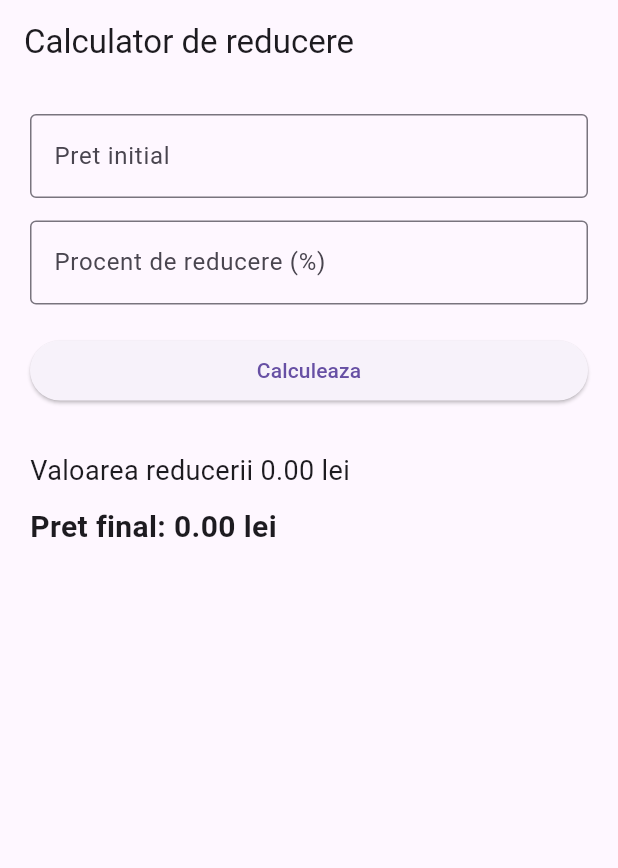
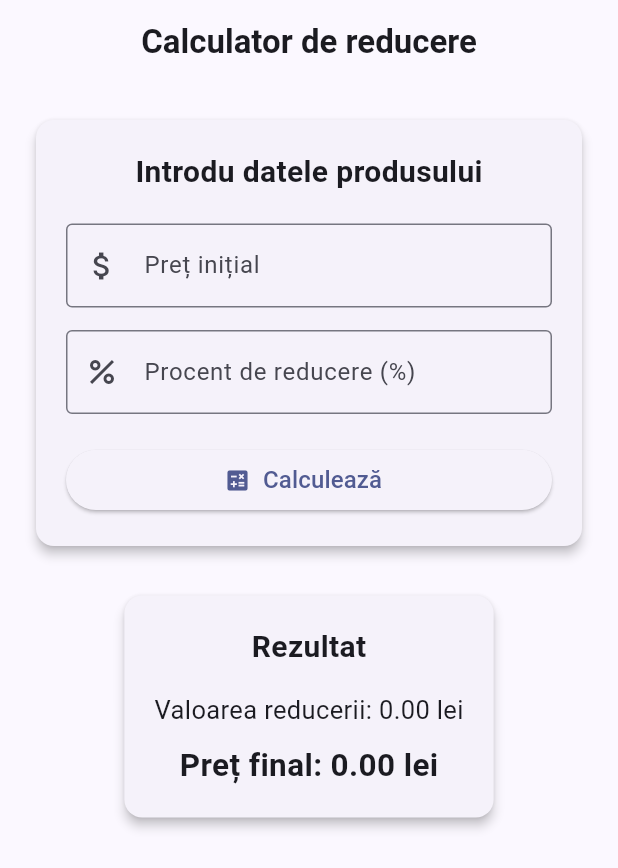
Before and after one commit to arina52/calculator_reducere, a Flutter app: the screen it shows after launch, on a phone screen of 412 x 824 dp. Shown: the top 868 px of the screen. Run offline on Flutter 3.47's test engine with Material 3 defaults, Android fonts, the phone set to English and light mode, and no system bars.

Commit message:
UI improvements

```diff
--- a/lib/main.dart
+++ b/lib/main.dart
@@ -13,6 +13,12 @@ class MyApp extends StatelessWidget {
     return MaterialApp(
       debugShowCheckedModeBanner: false,
       title: 'Calculator reducere',
+      theme: ThemeData(
+        colorScheme: ColorScheme.fromSeed(
+          seedColor: Colors.indigo,
+        ),
+        useMaterial3: true,
+      ),
       home: const CalculatorPage(),
     );
   }
@@ -46,19 +52,38 @@ class _CalculatorPageState extends State<CalculatorPage> {
   Widget build(BuildContext context) {
     return Scaffold(
       appBar: AppBar(
-        title: const Text('Calculator de reducere')
+        title: const Text(
+          'Calculator de reducere',
+          style: TextStyle(
+            fontWeight: FontWeight.bold,
+          ),
+        ),
+        centerTitle: true,
       ),
 
       body: Padding(
         padding: const EdgeInsets.all(20),
         child: Column(
-          crossAxisAlignment: CrossAxisAlignment.stretch,
           children: [
+            Card( elevation: 3,
+              child: Padding(
+                padding: const EdgeInsets.all(20),
+                child: Column(
+                  children: [
+                    const Text(
+                      'Introdu datele produsului',
+                      style: TextStyle(
+                        fontSize: 20,
+                        fontWeight: FontWeight.bold,
+                      ),
+                    ),
+                    const SizedBox(height: 20),
                     TextField(
                       controller: priceController,
                       keyboardType: TextInputType.number,
                       decoration: const InputDecoration(
-                labelText: 'Pret initial',
+                        labelText: 'Preț inițial',
+                        prefixIcon: Icon(Icons.attach_money),
                         border: OutlineInputBorder(),
                       ),
                     ),
@@ -70,31 +95,60 @@ class _CalculatorPageState extends State<CalculatorPage> {
                       keyboardType: TextInputType.number,
                       decoration: const InputDecoration(
                         labelText: 'Procent de reducere (%)',
+                        prefixIcon: Icon(Icons.percent),
                         border: OutlineInputBorder(),
                       ),
                     ),
 
                     const SizedBox(height: 20),
 
-            ElevatedButton(
+                    SizedBox(
+                      width: double.infinity,
+                      child: ElevatedButton.icon(
                         onPressed: calculateDiscount,
-              child: const Text('Calculeaza'),
+                        icon: const Icon(Icons.calculate),
+                        label: const Text(
+                          'Calculează',
+                          style: TextStyle(fontSize: 16),
+                        ),
+                      ),
+                    ),
+                  ],
+                ),
+              ),
+            ),
+            const SizedBox(height: 25),
+            Card(
+              elevation: 3,
+              child: Padding(
+                padding: const EdgeInsets.all(20),
+                child: Column(
+                  children: [
+                    const Text(
+                      'Rezultat',
+                      style: TextStyle(
+                        fontSize: 20,
+                        fontWeight: FontWeight.bold,
+                      ),
                     ),
 
-            const SizedBox(height: 30),
-
+                    const SizedBox(height: 15),
                     Text(
-              'Valoarea reducerii ${discountValue.toStringAsFixed(2)} lei',
-              style: const TextStyle(fontSize: 18),
+                      'Valoarea reducerii: ' '${discountValue.toStringAsFixed(2)} lei',
+                      style: const TextStyle( fontSize: 17, ),
                     ),
 
                     const SizedBox(height: 10),
 
                     Text(
-              'Pret final: ${finalPrice.toStringAsFixed(2)} lei',
+                      'Preț final: ${finalPrice.toStringAsFixed(2)} lei',
                       style: const TextStyle(
-                fontSize: 20,
+                        fontSize: 21,
                         fontWeight: FontWeight.bold,
+                      ),
+                    ),
+                  ],
+                ),
               ),
             ),
           ],
```
Lines whose indentation alone changed are shown as unchanged.
